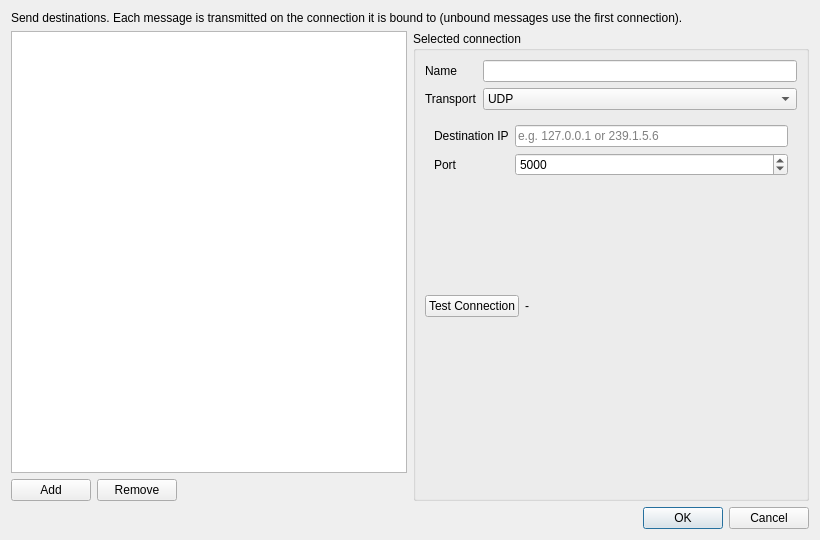
Old version of the form app_simulator/forms/SimConnectionsDialog.ui in the repository rohityaduvxnshi/pcapfile.
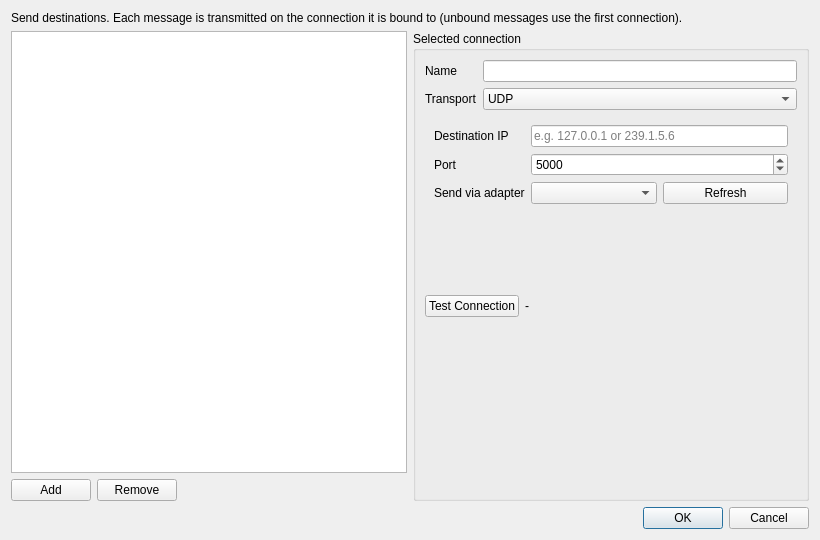
New version of the form.

```diff
--- a/app_simulator/forms/SimConnectionsDialog.ui
+++ b/app_simulator/forms/SimConnectionsDialog.ui
@@ -158,6 +158,31 @@
               </property>
              </widget>
             </item>
+            <item row="2" column="0">
+             <widget class="QLabel" name="lblUdpAdapter">
+              <property name="text">
+               <string>Send via adapter</string>
+              </property>
+             </widget>
+            </item>
+            <item row="2" column="1">
+             <layout class="QHBoxLayout" name="udpAdapterLayout">
+              <item>
+               <widget class="QComboBox" name="cmbUdpAdapter">
+                <property name="toolTip">
+                 <string>Local network interface the datagrams leave from. "Any adapter" lets the OS route (which on a multi-homed PC can pick loopback); choose your Ethernet adapter to force traffic out that NIC and to set the multicast send interface.</string>
+                </property>
+               </widget>
+              </item>
+              <item>
+               <widget class="QPushButton" name="btnRefreshAdapters">
+                <property name="text">
+                 <string>Refresh</string>
+                </property>
+               </widget>
+              </item>
+             </layout>
+            </item>
            </layout>
           </widget>
           <widget class="QWidget" name="pageTcp">
```
